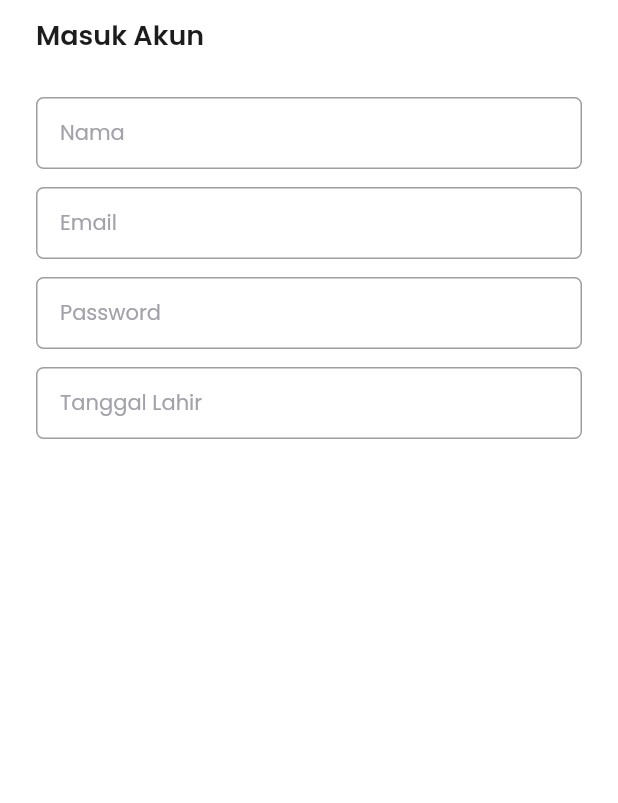
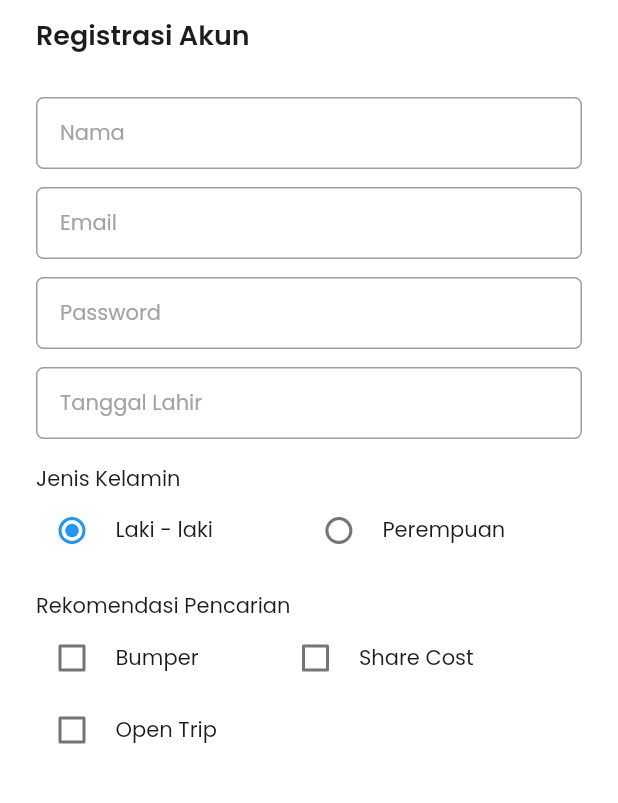
Before and after one commit to mrrezkii/Flutter-BasicWidget, a Flutter app: the screen it shows after launch, on a phone screen of 412 x 824 dp, the part 146-949 px from its top. Run offline on Flutter 3.47's test engine with Material 2 defaults, Android fonts, the phone set to English and light mode, and no system bars; our stand-ins replace flutter_datetime_picker, flutter_svg, google_fonts.

```diff
--- a/lib/ui/pages/register_page.dart
+++ b/lib/ui/pages/register_page.dart
@@ -1,4 +1,6 @@
 part of 'pages.dart';
+
+enum gender { M, F }
 
 class RegisterPage extends StatefulWidget {
   @override
@@ -6,6 +8,11 @@ class RegisterPage extends StatefulWidget {
 }
 
 class _RegisterPageState extends State<RegisterPage> {
+  gender? chooseGender = gender.M;
+  bool? cbBumper = false;
+  bool? cbShareCost = false;
+  bool? cbOpenTrip = false;
+
   @override
   Widget build(BuildContext context) {
     TextEditingController namaController = TextEditingController();
@@ -29,7 +36,7 @@ class _RegisterPageState extends State<RegisterPage> {
                 height: 10,
               ),
               Text(
-                "Masuk Akun",
+                "Registrasi Akun",
                 style: blackSemiTextFont.copyWith(fontSize: 18),
               ),
               SizedBox(
@@ -44,7 +51,7 @@ class _RegisterPageState extends State<RegisterPage> {
                     ),
                     contentPadding: EdgeInsets.fromLTRB(16, 5, 0, 5),
                     hintStyle:
-                        blackTextFont.copyWith(color: greyColor, fontSize: 14)),
+                    blackTextFont.copyWith(color: greyColor, fontSize: 14)),
               ),
               SizedBox(
                 height: 12,
@@ -58,7 +65,7 @@ class _RegisterPageState extends State<RegisterPage> {
                     ),
                     contentPadding: EdgeInsets.fromLTRB(16, 5, 0, 5),
                     hintStyle:
-                        blackTextFont.copyWith(color: greyColor, fontSize: 14)),
+                    blackTextFont.copyWith(color: greyColor, fontSize: 14)),
               ),
               SizedBox(
                 height: 12,
@@ -73,7 +80,7 @@ class _RegisterPageState extends State<RegisterPage> {
                     ),
                     contentPadding: EdgeInsets.fromLTRB(16, 5, 0, 5),
                     hintStyle:
-                        blackTextFont.copyWith(color: greyColor, fontSize: 14)),
+                    blackTextFont.copyWith(color: greyColor, fontSize: 14)),
               ),
               SizedBox(
                 height: 12,
@@ -89,7 +96,7 @@ class _RegisterPageState extends State<RegisterPage> {
                     ),
                     contentPadding: EdgeInsets.fromLTRB(16, 5, 0, 5),
                     hintStyle:
-                        blackTextFont.copyWith(color: greyColor, fontSize: 14)),
+                    blackTextFont.copyWith(color: greyColor, fontSize: 14)),
                 onTap: () {
                   DatePicker.showDatePicker(context,
                       showTitleActions: true,
@@ -102,7 +109,121 @@ class _RegisterPageState extends State<RegisterPage> {
                         "${date.day}-${date.weekday}-${date.year}";
                   }, currentTime: DateTime.now(), locale: LocaleType.id);
                 },
-              )
+              ),
+              SizedBox(
+                height: 16,
+              ),
+              Text(
+                'Jenis Kelamin',
+                style: blackTextFont.copyWith(fontSize: 14),
+              ),
+              Row(
+                children: [
+                  Row(
+                    children: [
+                      Radio(
+                        value: gender.M,
+                        groupValue: chooseGender,
+                        onChanged: (gender? value) {
+                          setState(() {
+                            chooseGender = value;
+                          });
+                        },
+                      ),
+                      SizedBox(
+                        width: 5,
+                      ),
+                      Text('Laki - laki',
+                          style: blackTextFont.copyWith(fontSize: 14))
+                    ],
+                  ),
+                  SizedBox(
+                    width: 60,
+                  ),
+                  Row(
+                    children: [
+                      Radio(
+                        value: gender.F,
+                        groupValue: chooseGender,
+                        onChanged: (gender? value) {
+                          setState(() {
+                            chooseGender = value;
+                          });
+                        },
+                      ),
+                      SizedBox(
+                        width: 5,
+                      ),
+                      Text('Perempuan',
+                          style: blackTextFont.copyWith(fontSize: 14))
+                    ],
+                  )
+                ],
+              ),
+              SizedBox(
+                height: 16,
+              ),
+              Text(
+                'Rekomendasi Pencarian',
+                style: blackTextFont.copyWith(fontSize: 14),
+              ),
+              Row(
+                children: [
+                  Row(
+                    children: [
+                      Checkbox(
+                        value: cbBumper,
+                        onChanged: (bool? value) {
+                          setState(() {
+                            cbBumper = value;
+                          });
+                        },
+                      ),
+                      SizedBox(
+                        width: 5,
+                      ),
+                      Text('Bumper',
+                          style: blackTextFont.copyWith(fontSize: 14))
+                    ],
+                  ),
+                  SizedBox(
+                    width: 54,
+                  ),
+                  Row(
+                    children: [
+                      Checkbox(
+                        value: cbShareCost,
+                        onChanged: (bool? value) {
+                          setState(() {
+                            cbShareCost = value;
+                          });
+                        },
+                      ),
+                      SizedBox(
+                        width: 5,
+                      ),
+                      Text('Share Cost',
+                          style: blackTextFont.copyWith(fontSize: 14))
+                    ],
+                  ),
+                ],
+              ),
+              Row(
+                children: [
+                  Checkbox(
+                    value: cbOpenTrip,
+                    onChanged: (bool? value) {
+                      setState(() {
+                        cbOpenTrip = value;
+                      });
+                    },
+                  ),
+                  SizedBox(
+                    width: 5,
+                  ),
+                  Text('Open Trip', style: blackTextFont.copyWith(fontSize: 14))
+                ],
+              ),
             ],
           ),
         ),
```
